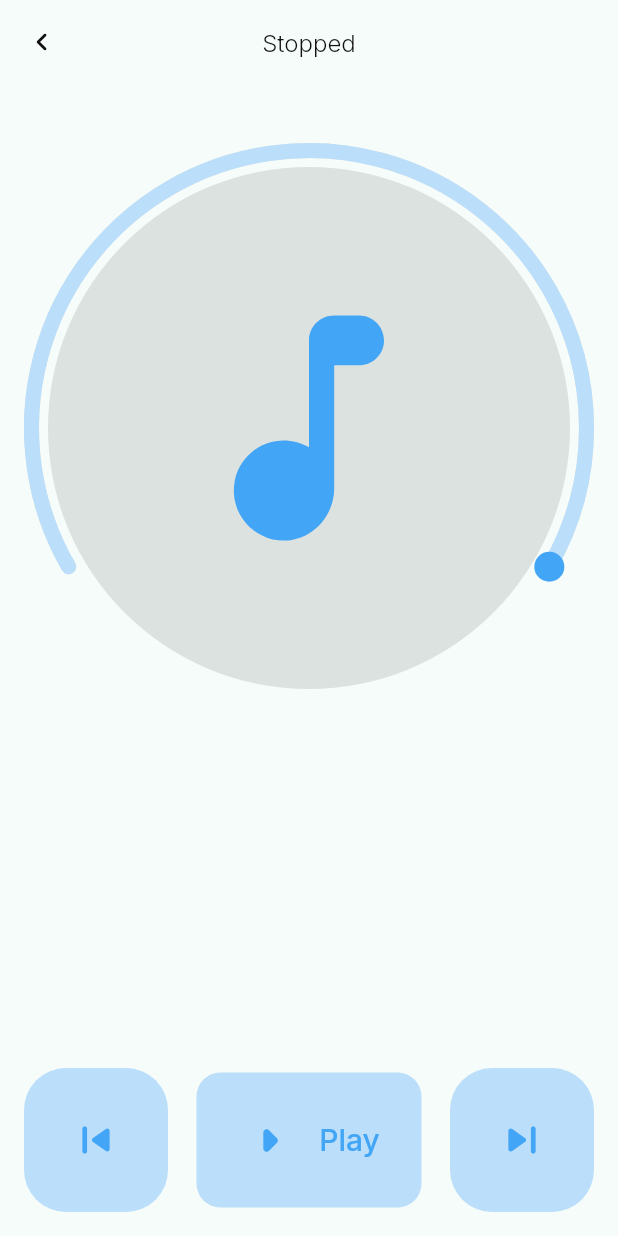
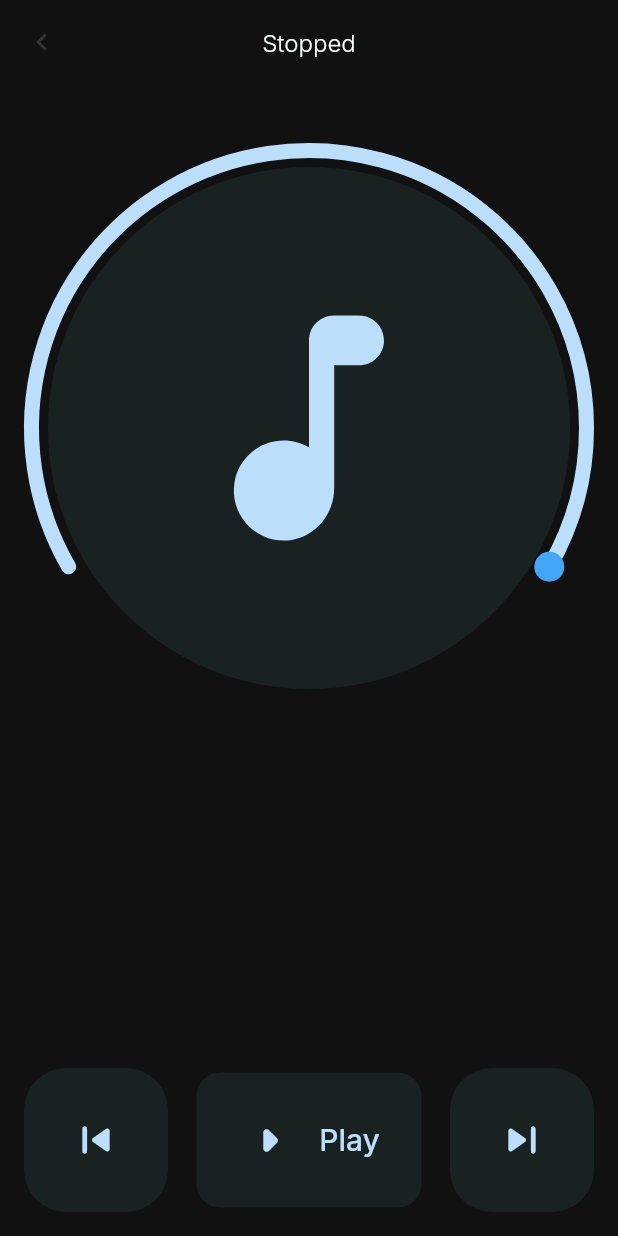
Before and after one commit to hakouguelfen/mousika, a Flutter app: the screen it shows after launch, after a tap on the "music note" icon, on a phone screen of 412 x 824 dp. Run offline on Flutter 3.47's test engine with Material 2 defaults, Android fonts, the phone set to English and light mode, and no system bars; drawn by our look-alikes of sleek_circular_slider; our stand-ins replace audio_service, flutter_riverpod, get_it, google_fonts, hive_flutter, just_audio and 2 more; missing offline and left inert: app_settings; accounts and stored records are empty.

Commit message:
feat: add themeProvider to switch between themes

```diff
--- a/lib/constants.dart
+++ b/lib/constants.dart
@@ -4,7 +4,7 @@ import 'package:flutter/material.dart';
 // ***************** DARK ******************
 // *****************************************
 const darkThemeBackgroundColor = black1;
-const cardColorDarkTheme = black2;
+const cardColorDarkTheme = black3;
 
 // *****************************************
 // **************** LIGHT ******************
@@ -18,7 +18,9 @@ const cardColorLightTheme = white2;
 // ############### BLACK ###################
 const black1 = Color(0xFF111111);
 const black2 = Color(0xFF161717);
-const black3 = Color(0xFF2f3035);
+const black3 = Color(0xFF192121);
+const black4 = Color(0xFF2f3035);
+const black5 = Color(0xFF333535);
 
 // ############### WHITE ###################
 const white1 = Color(0xFFF5FCF9);
--- a/lib/main.dart
+++ b/lib/main.dart
@@ -1,6 +1,8 @@
 import 'package:flutter/material.dart';
 import 'package:flutter_riverpod/flutter_riverpod.dart';
+import 'package:hive_flutter/adapters.dart';
 import 'package:music_play/error.dart';
+import 'package:music_play/provider.dart';
 import 'package:permission_handler/permission_handler.dart';
 
 import 'package:music_play/loading.dart';
@@ -10,8 +12,16 @@ import 'screens/setting/setting_page.dart';
 import 'services/service_locator.dart';
 import 'theme.dart';
 
-void main() async {
+Future initializeHive() async {
+  await Hive.initFlutter();
+  Box box = await Hive.openBox('mousika');
+
+  box.put('theme', box.get('theme') ?? 'dark');
+}
+
+Future<void> main() async {
   WidgetsFlutterBinding.ensureInitialized();
+  await initializeHive();
 
   if (await Permission.storage.isDenied) {
     await Permission.storage.request();
@@ -26,14 +36,14 @@ void main() async {
   runApp(const Error());
 }
 
-class MyApp extends StatefulWidget {
+class MyApp extends ConsumerStatefulWidget {
   const MyApp({super.key});
 
   @override
-  State<MyApp> createState() => _MyAppState();
+  MyAppState createState() => MyAppState();
 }
 
-class _MyAppState extends State<MyApp> {
+class MyAppState extends ConsumerState<MyApp> {
   int selectedIndex = 0;
   late Future _isLoading;
 
@@ -53,11 +63,12 @@ class _MyAppState extends State<MyApp> {
 
   @override
   Widget build(BuildContext context) {
+    ThemeProvider().init(context);
+
     return MaterialApp(
       title: 'Music App',
       debugShowCheckedModeBanner: false,
-      theme: lightThemeData(context),
-      darkTheme: darkThemeData(context),
+      theme: ref.watch(themeProvider),
       home: FutureBuilder(
         future: _isLoading,
         builder: (BuildContext context, AsyncSnapshot snapshot) {
--- /dev/null
+++ b/lib/provider.dart
@@ -0,0 +1,18 @@
+import 'package:flutter/material.dart';
+import 'package:flutter_riverpod/flutter_riverpod.dart';
+import 'package:hive_flutter/hive_flutter.dart';
+import 'package:music_play/theme.dart';
+
+final box = Hive.box('mousika');
+
+final themeProvider = StateProvider<ThemeData>((ref) =>
+    box.get('theme') == 'light' ? ThemeProvider.light! : ThemeProvider.dark!);
+
+class ThemeProvider {
+  static ThemeData? light;
+  static ThemeData? dark;
+  void init(BuildContext context) {
+    light = lightThemeData(context);
+    dark = darkThemeData(context);
+  }
+}
--- a/lib/theme.dart
+++ b/lib/theme.dart
@@ -40,7 +40,7 @@ ThemeData darkThemeData(BuildContext context) {
     appBarTheme: appBarTheme(darkThemeBackgroundColor),
     primaryColor: blue1,
     scaffoldBackgroundColor: darkThemeBackgroundColor,
-    iconTheme: const IconThemeData(color: black3),
+    iconTheme: const IconThemeData(color: black5),
     textTheme: GoogleFonts.interTextTheme(Theme.of(context).textTheme)
         .apply(bodyColor: lightThemeBackgoundColor),
     colorScheme: const ColorScheme.dark().copyWith(
```
Also changed, not shown: lib/screens/musicPlayer/services/provider.dart (added, +18 -0 lines).
